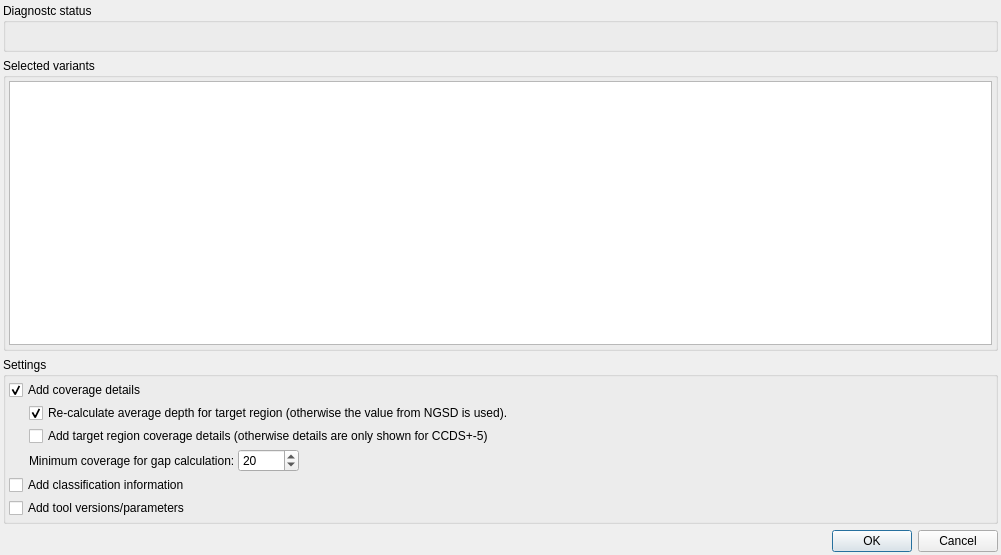
Before: the Qt Designer form src/GSvar/ReportDialog.ui in imgag/ngs-bits, drawn with Qt 5.
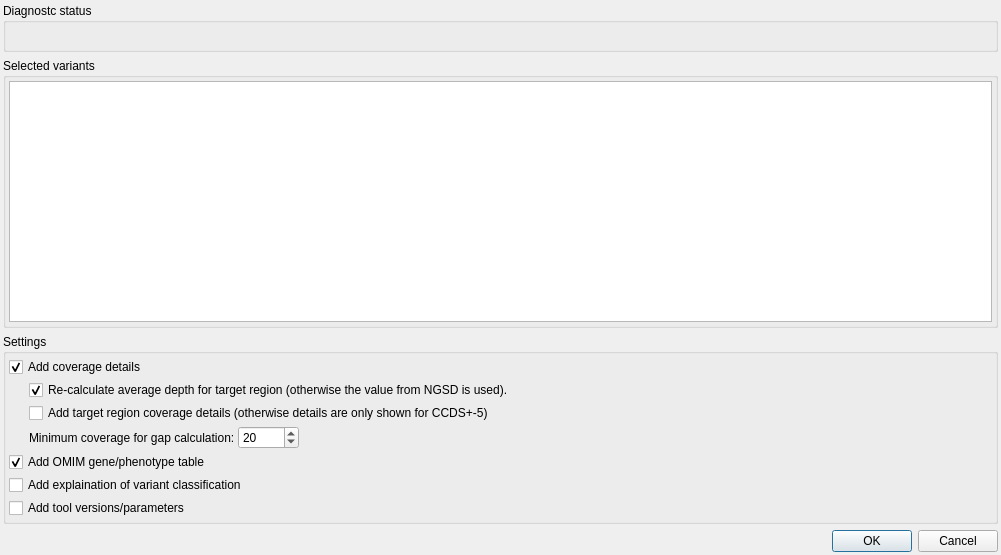
After: the same form once the commit is applied. Custom widgets are drawn as their Qt base class.

Commit message: GSvar: added OMIM table to germline report

Patch:
```diff
--- a/src/GSvar/ReportDialog.ui
+++ b/src/GSvar/ReportDialog.ui
@@ -272,10 +272,20 @@
         </item>
        </layout>
       </item>
+      <item>
+       <widget class="QCheckBox" name="omim_table">
+        <property name="text">
+         <string>Add OMIM gene/phenotype table</string>
+        </property>
+        <property name="checked">
+         <bool>true</bool>
+        </property>
+       </widget>
+      </item>
       <item>
        <widget class="QCheckBox" name="class_info">
         <property name="text">
-         <string>Add classification information</string>
+         <string>Add explaination of variant classification</string>
         </property>
        </widget>
       </item>
```
The commit also changes 4 other files.
